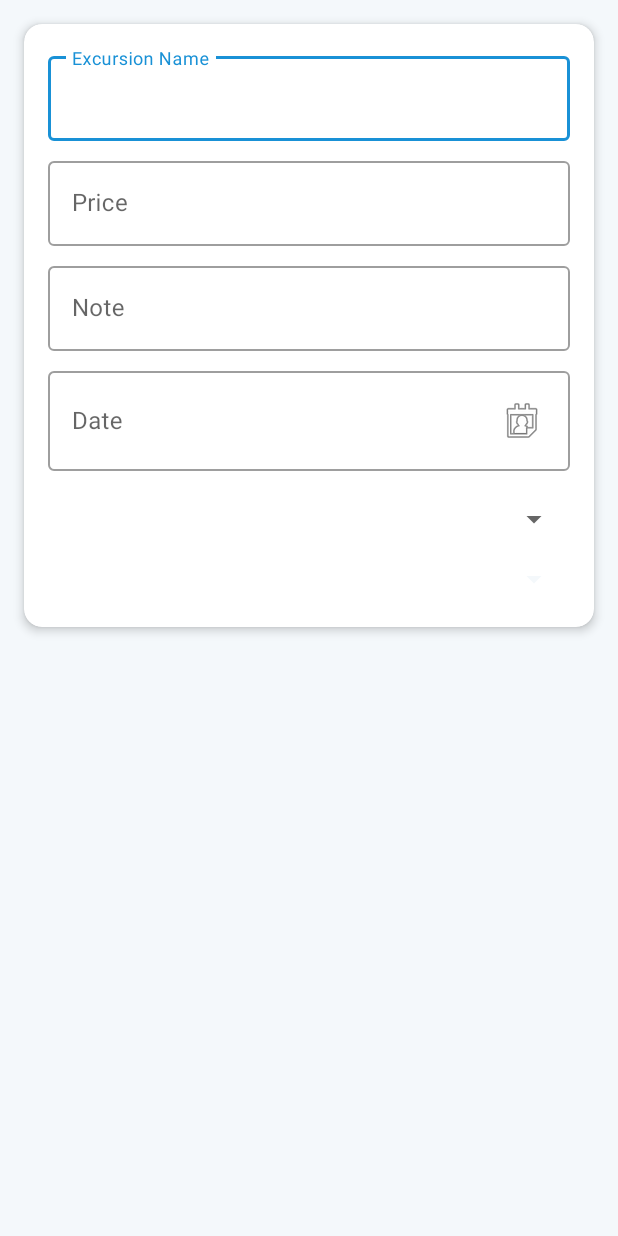
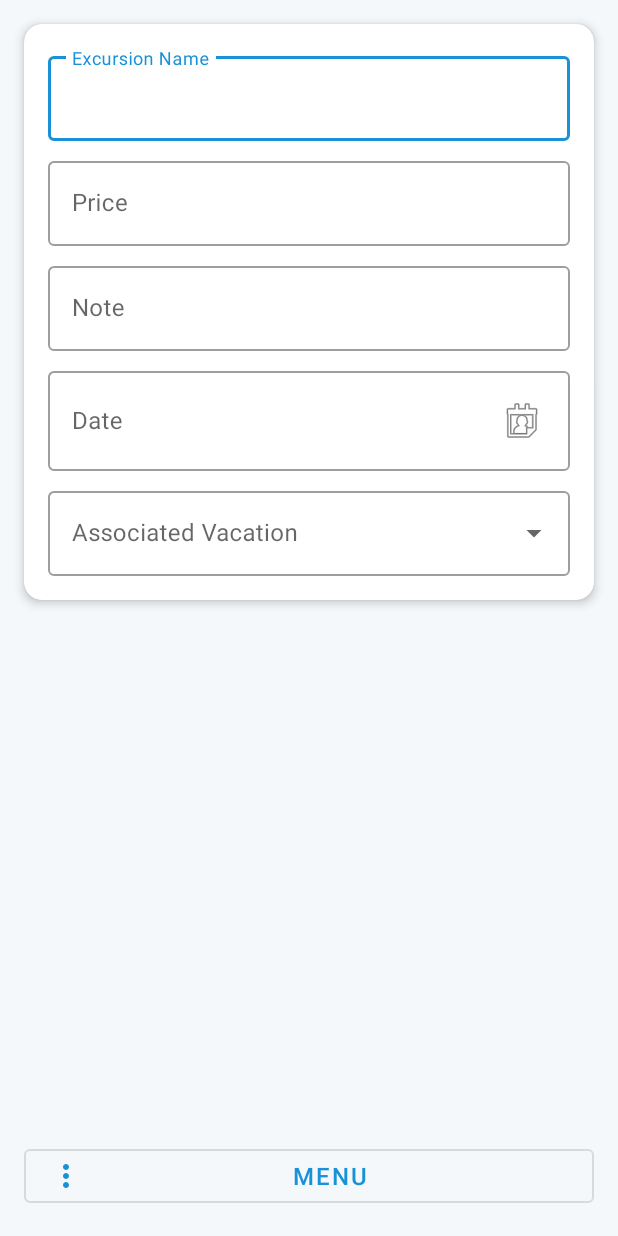
Before and after one commit to codebymarshall/mobile-app, an Android app: the ExcursionDetails screen opened directly, with no data from a screen before it, on a phone screen of 412 x 824 dp. Run offline under Robolectric (Android 15) with nearby library versions, the phone set to English and light mode, and no system bars; our stand-ins replace Room's generated code.

Commit message:
everything working except the menu in detail screen

```diff
--- a/app/src/main/java/com/vacationtracker/mobile/entities/Vacation.java
+++ b/app/src/main/java/com/vacationtracker/mobile/entities/Vacation.java
@@ -70,4 +70,9 @@ public class Vacation {
     public void setEndDate(String endDate) {
         this.endDate = endDate;
     }
+
+    @Override
+    public String toString() {
+        return vacationName;  // Or you could format it like: return vacationName + " (" + startDate + " - " + endDate + ")";
+    }
 }
--- a/app/src/main/java/com/vacationtracker/mobile/ui/ExcursionDetails.java
+++ b/app/src/main/java/com/vacationtracker/mobile/ui/ExcursionDetails.java
@@ -8,7 +8,6 @@ import android.util.Log;
 import android.view.Menu;
 import android.view.MenuItem;
 import android.widget.EditText;
-import android.widget.Spinner;
 import android.widget.TextView;
 import android.widget.Toast;
 
@@ -22,6 +21,7 @@ import com.vacationtracker.mobile.R;
 import com.vacationtracker.mobile.entities.Excursion;
 import com.vacationtracker.mobile.entities.Vacation;
 import com.vacationtracker.mobile.database.Repository;
+import com.google.android.material.textfield.MaterialAutoCompleteTextView;
 
 import java.text.ParseException;
 import java.text.SimpleDateFormat;
@@ -38,7 +38,7 @@ public class ExcursionDetails extends AppCompatActivity {
     EditText editPrice;
     EditText editNote;
     TextView editDate;
-    Spinner spinner;
+    MaterialAutoCompleteTextView vacationSpinner;
     Repository repository;
     DatePickerDialog.OnDateSetListener startDate;
     final Calendar myCalendarStart = Calendar.getInstance();
@@ -53,7 +53,7 @@ public class ExcursionDetails extends AppCompatActivity {
         editPrice = findViewById(R.id.excursionPrice);
         editNote = findViewById(R.id.note);
         editDate = findViewById(R.id.date);
-        spinner = findViewById(R.id.spinner);
+        vacationSpinner = findViewById(R.id.vacationSpinner);
 
         String myFormat = "MM/dd/yy";
         SimpleDateFormat sdf = new SimpleDateFormat(myFormat, Locale.US);
@@ -62,7 +62,7 @@ public class ExcursionDetails extends AppCompatActivity {
         repository.getAllVacation().observe(this, vacationList -> {
             VacationSpinnerAdapter vacationAdapter = new VacationSpinnerAdapter(this, android.R.layout.simple_spinner_item, vacationList);
             vacationAdapter.setDropDownViewResource(android.R.layout.simple_spinner_dropdown_item);
-            spinner.setAdapter(vacationAdapter);
+            vacationSpinner.setAdapter(vacationAdapter);
 
             // Set selected vacation if editing existing excursion
             if (excursionID != -1) {
@@ -75,7 +75,7 @@ public class ExcursionDetails extends AppCompatActivity {
                             editDate.setText(excursion.getDate());
                             for (int i = 0; i < vacationList.size(); i++) {
                                 if (vacationList.get(i).getVacationID() == excursion.getVacationID()) {
-                                    spinner.setSelection(i);
+                                    vacationSpinner.setText(vacationList.get(i).getVacationName());
                                     break;
                                 }
                             }
@@ -157,7 +157,7 @@ public class ExcursionDetails extends AppCompatActivity {
             }
 
             // Retrieve the selected vacationID from the spinner
-            Vacation selectedVacation = (Vacation) spinner.getSelectedItem();
+            Vacation selectedVacation = (Vacation) vacationSpinner.getText();
             int selectedVacationID = selectedVacation.getVacationID();
 
             String date = editDate.getText().toString();
--- /dev/null
+++ b/app/src/main/res/drawable/ic_menu_more.xml
@@ -0,0 +1,9 @@
+<vector xmlns:android="http://schemas.android.com/apk/res/android"
+    android:width="24dp"
+    android:height="24dp"
+    android:viewportWidth="24"
+    android:viewportHeight="24">
+    <path
+        android:fillColor="#FFFFFF"
+        android:pathData="M12,8c1.1,0 2,-0.9 2,-2s-0.9,-2 -2,-2 -2,0.9 -2,2 0.9,2 2,2zM12,10c-1.1,0 -2,0.9 -2,2s0.9,2 2,2 2,-0.9 2,-2 -0.9,-2 -2,-2zM12,16c-1.1,0 -2,0.9 -2,2s0.9,2 2,2 2,-0.9 2,-2 -0.9,-2 -2,-2z"/>
+</vector>
--- a/app/src/main/res/layout/activity_excursion_details.xml
+++ b/app/src/main/res/layout/activity_excursion_details.xml
@@ -13,11 +13,9 @@
         android:layout_width="match_parent"
         android:layout_height="wrap_content"
         android:layout_margin="16dp"
+        app:layout_constraintTop_toTopOf="parent"
         app:cardCornerRadius="12dp"
-        app:cardElevation="4dp"
-        app:layout_constraintTop_toTopOf="parent"
-        app:layout_constraintStart_toStartOf="parent"
-        app:layout_constraintEnd_toEndOf="parent">
+        app:cardElevation="4dp">
 
         <LinearLayout
             android:layout_width="match_parent"
@@ -87,13 +85,25 @@
                 android:hint="Associated Vacation"
                 style="@style/Widget.MaterialComponents.TextInputLayout.OutlinedBox.ExposedDropdownMenu">
 
-                <Spinner
-                    android:id="@+id/spinner"
+                <com.google.android.material.textfield.MaterialAutoCompleteTextView
+                    android:id="@+id/vacationSpinner"
                     android:layout_width="match_parent"
                     android:layout_height="wrap_content"
-                    android:padding="16dp"/>
+                    android:inputType="none"/>
+
             </com.google.android.material.textfield.TextInputLayout>
         </LinearLayout>
     </com.google.android.material.card.MaterialCardView>
 
+    <!-- Bottom Button -->
+    <com.google.android.material.button.MaterialButton
+        android:id="@+id/menuButton"
+        android:layout_width="match_parent"
+        android:layout_height="wrap_content"
+        android:layout_margin="16dp"
+        android:text="Menu"
+        app:icon="@drawable/ic_menu_more"
+        style="@style/Widget.MaterialComponents.Button.OutlinedButton"
+        app:layout_constraintBottom_toBottomOf="parent"/>
+
 </androidx.constraintlayout.widget.ConstraintLayout>
```
Also changed, not shown: app/src/main/java/com/vacationtracker/mobile/ui/ExcursionAdapter.java (+6 -1 lines), app/src/main/res/layout/activity_vacation_details.xml (+26 -8 lines), app/src/main/res/layout/excursion_actions_bottom_sheet.xml (added, +44 -0 lines), app/src/main/res/layout/vacation_actions_bottom_sheet.xml (added, +44 -0 lines).
